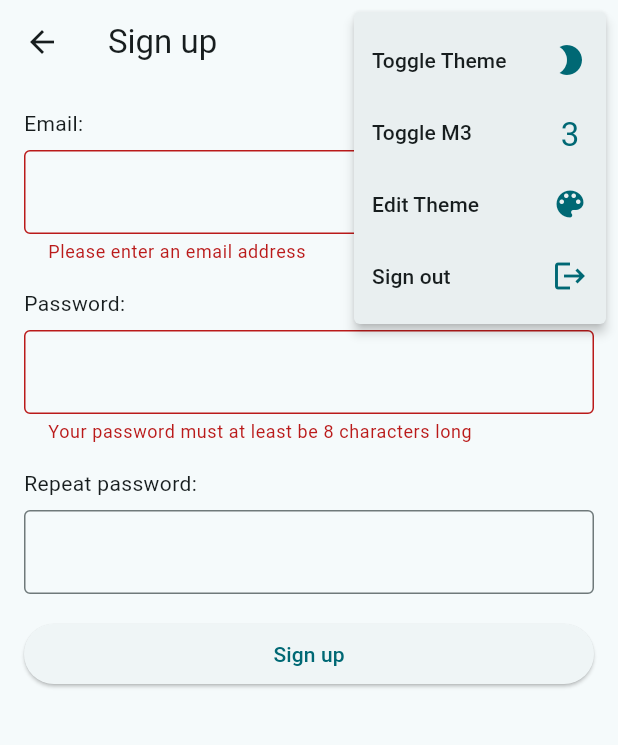
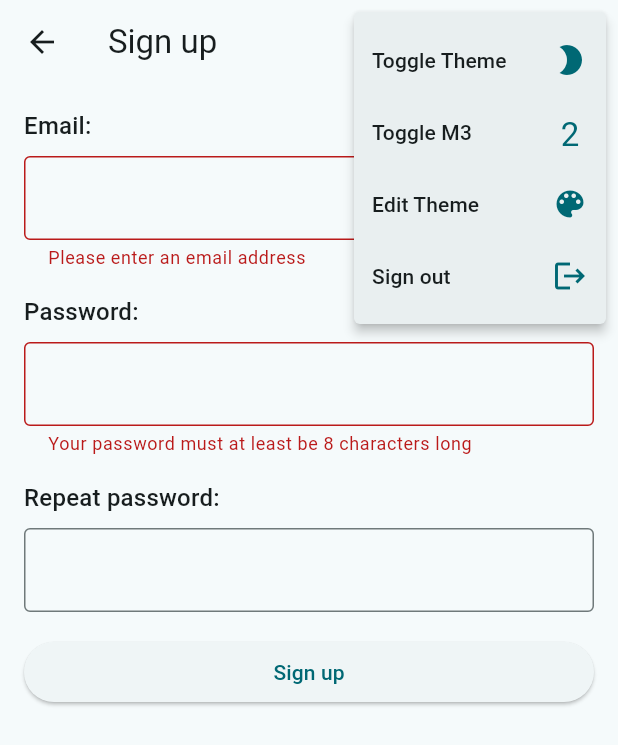
Before and after one commit to pohuing/kumo_app, a Flutter app: the SignUpScreen screen opened by its route, after a tap on "Sign up", after a tap on the "more vert" icon, on a phone screen of 412 x 824 dp. Shown: the top 745 px of the screen. Run offline on Flutter 3.47's test engine with Material 2 defaults, Android fonts, the phone set to English and light mode, and no system bars; our stand-ins replace email_validator, equatable, flutter_bloc, flutter_colorpicker, hydrated_bloc.

Commit message:
Graphical fixes

```diff
--- a/lib/blocs/theme_cubit.dart
+++ b/lib/blocs/theme_cubit.dart
@@ -64,7 +64,7 @@ class ThemeCubit extends HydratedCubit<ThemeState> {
 
   void setSeed(Color color) {
     seed = color;
-    emit(ThemeState(getTheme(isBright: state.isBright),
+    emit(ThemeState(getTheme(isBright: state.isBright, m3: state.m3),
         isBright: state.isBright, m3: state.m3));
   }
 }
--- a/lib/widgets/general_purpose/app_bar_overflow.dart
+++ b/lib/widgets/general_purpose/app_bar_overflow.dart
@@ -72,7 +72,7 @@ class _AppBarOverflowState extends State<AppBarOverflow> {
                   child: BlocBuilder<ThemeCubit, ThemeState>(
                     builder: (context, state) => Text(
                       textAlign: TextAlign.center,
-                      state.m3 ? '3' : '2',
+                      !state.m3 ? '3' : '2',
                       style: Theme.of(context).textTheme.titleLarge!.copyWith(
                           color: Theme.of(context).colorScheme.primary),
                     ),
--- a/lib/widgets/nested_explorer.dart
+++ b/lib/widgets/nested_explorer.dart
@@ -79,7 +79,7 @@ class FileWidget extends StatelessWidget {
     }
 
     return ListTile(
-      dense: true,
+      dense: false,
       leading: icon,
       title: Text(data.name),
       onTap: data.fileSystemEntityType == FileSystemEntryType.directory
--- a/lib/widgets/sign_up_screen.dart
+++ b/lib/widgets/sign_up_screen.dart
@@ -30,7 +30,7 @@ class _SignUpScreenState extends State<SignUpScreen> {
             physics: const ClampingScrollPhysics(),
             padding: const EdgeInsets.all(16),
             children: [
-              const Text('Email:'),
+              Text('Email:', style: Theme.of(context).textTheme.titleMedium),
               const SizedBox(height: 8),
               TextFormField(
                 controller: _emailController,
@@ -46,7 +46,7 @@ class _SignUpScreenState extends State<SignUpScreen> {
                 },
               ),
               const SizedBox(height: 16),
-              const Text('Password:'),
+              Text('Password:', style: Theme.of(context).textTheme.titleMedium),
               const SizedBox(height: 8),
               TextFormField(
                 controller: _passwordController,
@@ -61,7 +61,8 @@ class _SignUpScreenState extends State<SignUpScreen> {
                 },
               ),
               const SizedBox(height: 16),
-              const Text('Repeat password:'),
+              Text('Repeat password:',
+                  style: Theme.of(context).textTheme.titleMedium),
               const SizedBox(height: 8),
               TextFormField(
                 controller: _passwordRepeatController,
```
